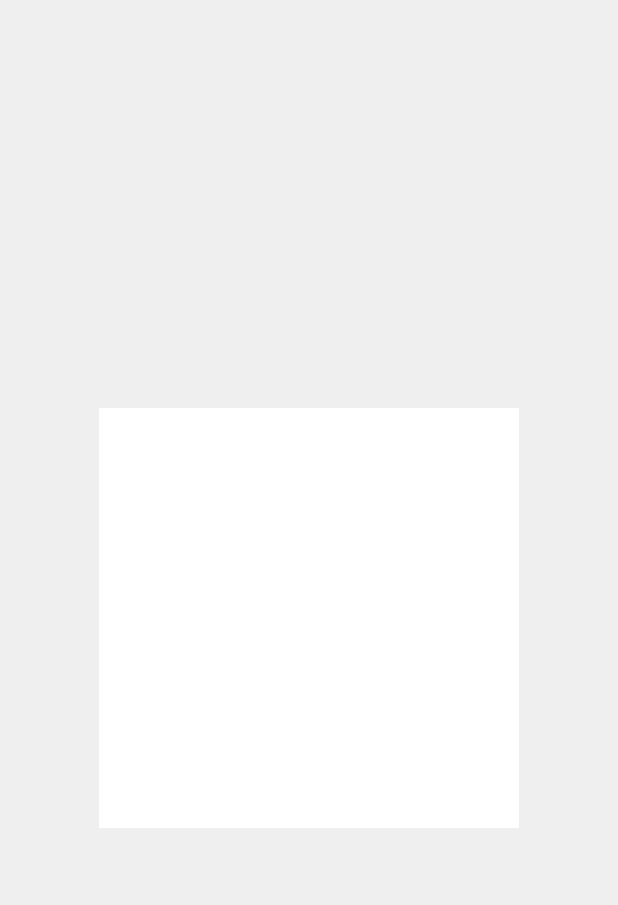
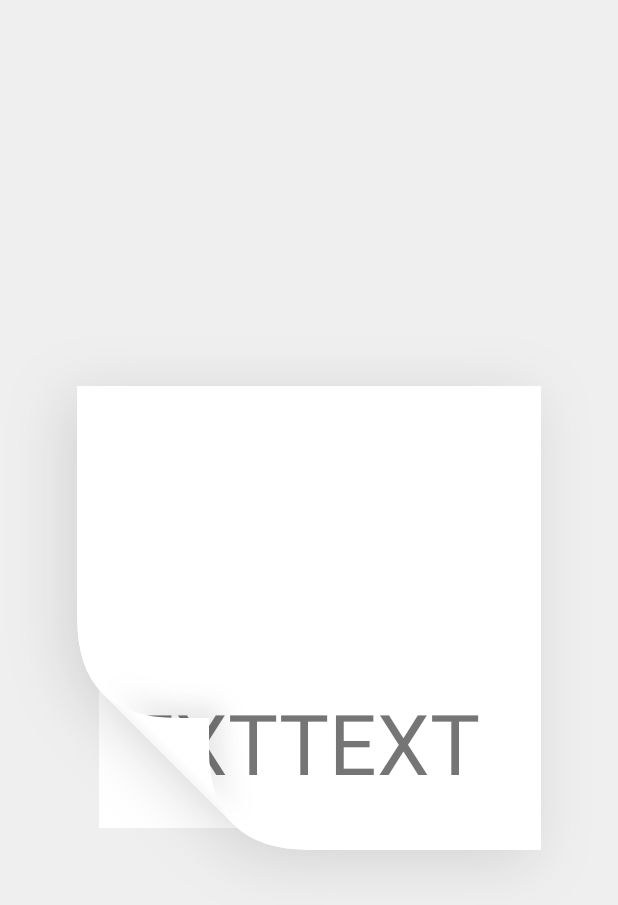
Before and after one commit to Savion1162336040/uidemo22, an Android app: the TearDemo screen opened directly, with no data from a screen before it, on a phone screen of 412 x 824 dp. Shown: the top 905 px of the screen. Run offline under Robolectric (Android 15) with nearby library versions, the phone set to English and light mode, and no system bars.

Commit message:
say something;

```diff
--- a/app/src/main/res/layout/activity_main.xml
+++ b/app/src/main/res/layout/activity_main.xml
@@ -85,7 +85,7 @@
                 android:layout_width="wrap_content"
                 android:layout_height="wrap_content"
                 android:text="纸张撕页"
-                android:visibility="gone" />
+                android:visibility="visible" />
 
             <TextView
                 android:layout_width="wrap_content"
--- a/app/src/main/res/layout/activity_tear_demo.xml
+++ b/app/src/main/res/layout/activity_tear_demo.xml
@@ -21,10 +21,11 @@
         android:layout_height="match_parent">
 
         <TextView
-            android:layout_width="wrap_content"
-            android:layout_height="wrap_content"
-            android:layout_alignParentBottom="true"
-            android:text="TEXT"
+            android:layout_width="match_parent"
+            android:layout_height="match_parent"
+            android:layout_centerInParent="true"
+            android:paddingTop="200dp"
+            android:text="TEXTTEXT"
             android:textSize="56sp" />
     </com.pengyeah.tear.PaperView>
 
--- a/tear/src/main/java/com/pengyeah/tear/PaperView.kt
+++ b/tear/src/main/java/com/pengyeah/tear/PaperView.kt
@@ -74,6 +74,8 @@ class PaperView : RelativeLayout {
     private fun initView(context: Context?, attrs: AttributeSet?) {
         mPaint.color = paperColor
         mPaint.isAntiAlias = true
+
+        setWillNotDraw(false)
     }
 
     override fun onSizeChanged(w: Int, h: Int, oldw: Int, oldh: Int) {
@@ -136,6 +138,10 @@ class PaperView : RelativeLayout {
         dogEaredPath.op(contentPath, Path.Op.DIFFERENCE)
     }
 
+    override fun dispatchDraw(canvas: Canvas?) {
+        super.dispatchDraw(canvas)
+    }
+
     override fun onDraw(canvas: Canvas?) {
         super.onDraw(canvas)
         setLayerType(LAYER_TYPE_SOFTWARE, null)
@@ -173,10 +179,13 @@ class PaperView : RelativeLayout {
     }
 
     override fun drawChild(canvas: Canvas?, child: View?, drawingTime: Long): Boolean {
-        canvas?.let {
-            it.clipPath(contentPath)
-        }
-        return super.drawChild(canvas, child, drawingTime)
+        canvas?.save()
+        canvas?.translate((width - paperWidth) / 2F, (height - paperHeight) / 2F)
+        canvas?.clipPath(contentPath)
+
+        val flag = super.drawChild(canvas, child, drawingTime)
+        canvas?.restore()
+        return flag
     }
 
     override fun onTouchEvent(event: MotionEvent?): Boolean {
```
